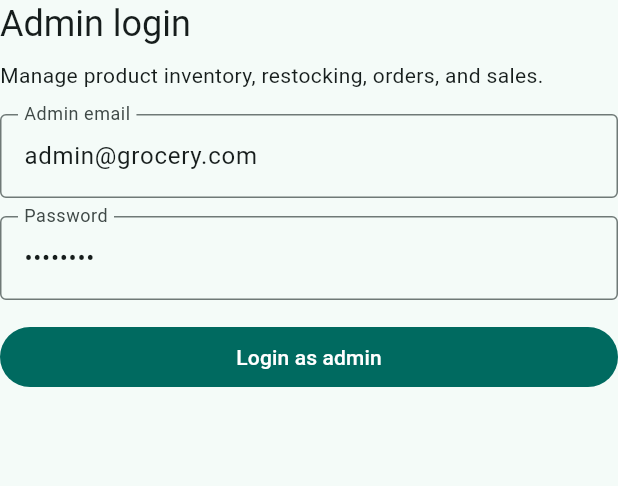
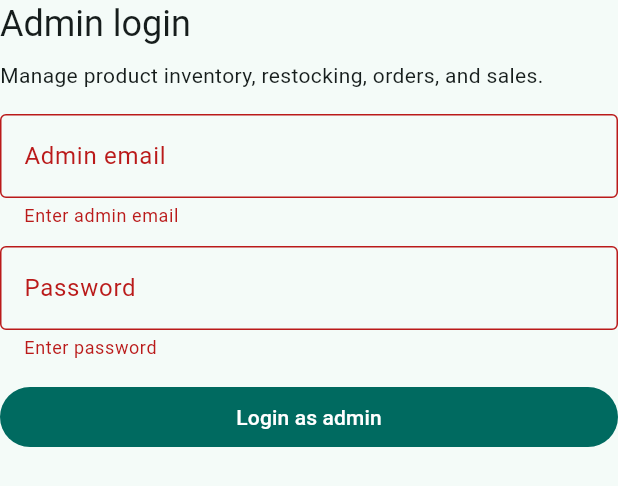
Before and after one commit to haidonovan/Flutter_Grocery, a Flutter app: the _AdminLoginForm widget shown alone on an empty page, opened directly with empty values, after a tap on "Login as admin", on a phone screen of 412 x 824 dp. Shown: the top 486 px of the screen. Run offline on Flutter 3.47's test engine with Material 3 defaults, Android fonts, the light colour scheme and no system bars; our stand-ins replace image_picker, shared_preferences; accounts and stored records are empty; network calls fail.

Commit message:
fix hiding admin account

```diff
--- a/lib/auth/auth.dart
+++ b/lib/auth/auth.dart
@@ -290,8 +290,8 @@ class _AdminLoginForm extends StatefulWidget {
 
 class _AdminLoginFormState extends State<_AdminLoginForm> {
   final _formKey = GlobalKey<FormState>();
-  final _emailController = TextEditingController(text: 'admin@grocery.com');
-  final _passwordController = TextEditingController(text: 'admin123');
+  final _emailController = TextEditingController();
+  final _passwordController = TextEditingController();
 
   @override
   void dispose() {
```
